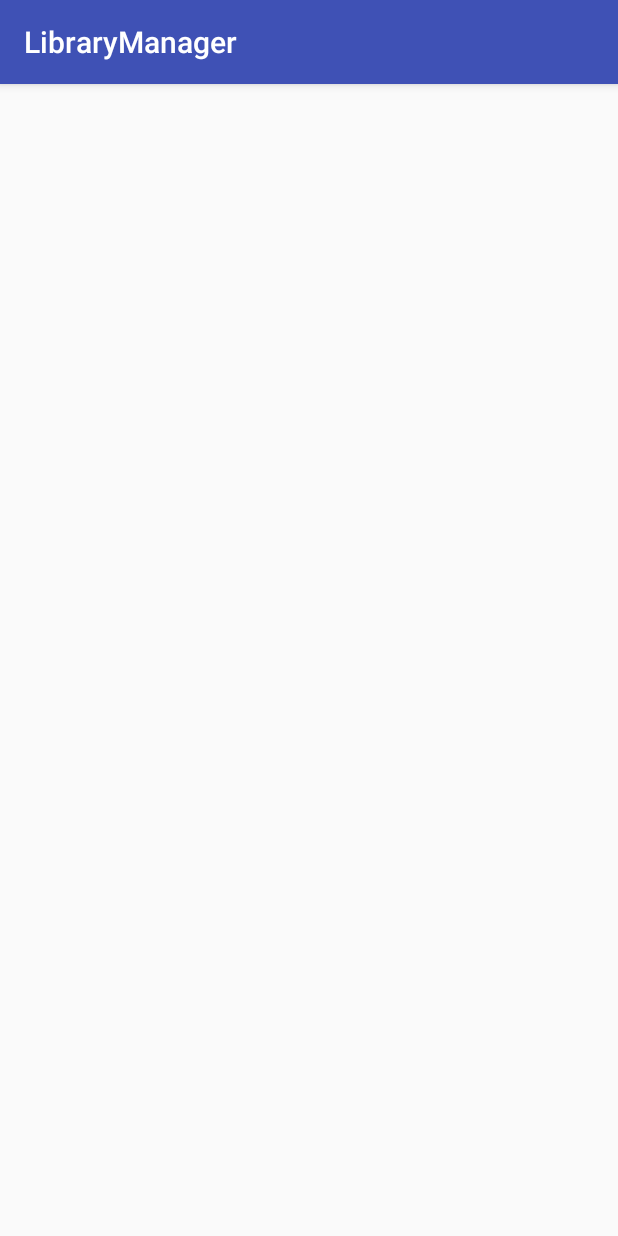
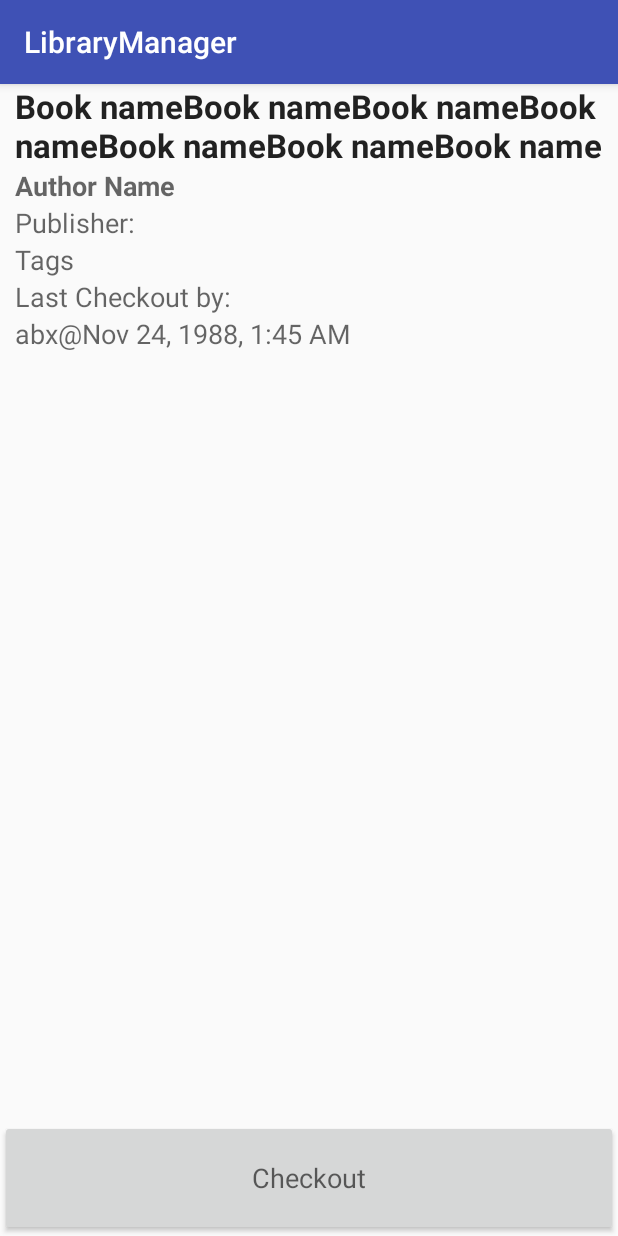
Before and after one commit to TriumphantAkash/LibraryAssistant, an Android app: the BookDetailsActivity screen opened directly, with no data from a screen before it, on a phone screen of 412 x 824 dp. Run offline under Robolectric (Android 15) with nearby library versions, the phone set to English and light mode, and no system bars; 2 statements that could not run were skipped.

Commit message:
Details Activity and layout for that

```diff
--- a/app/src/main/java/triumphantakash/github/io/librarymanager/Activities/BookDetailsActivity.java
+++ b/app/src/main/java/triumphantakash/github/io/librarymanager/Activities/BookDetailsActivity.java
@@ -2,14 +2,30 @@ package triumphantakash.github.io.librarymanager.Activities;
 
 import android.support.v7.app.AppCompatActivity;
 import android.os.Bundle;
+import android.widget.TextView;
 
 import triumphantakash.github.io.librarymanager.R;
+import triumphantakash.github.io.librarymanager.models.Book;
 
 public class BookDetailsActivity extends AppCompatActivity {
 
+    TextView authorName, publisher, title, tags, checkoutDetails;
     @Override
     protected void onCreate(Bundle savedInstanceState) {
         super.onCreate(savedInstanceState);
         setContentView(R.layout.activity_book_details);
+        Book book = (Book)getIntent().getSerializableExtra("bookObject");
+
+        authorName = (TextView)findViewById(R.id.authorName);
+        publisher = (TextView)findViewById(R.id.publisher);
+        title = (TextView)findViewById(R.id.bookName);
+        tags = (TextView)findViewById(R.id.tags);
+        checkoutDetails = (TextView)findViewById(R.id.checkoutDetails);
+
+
+        //feed data to text fields
+        authorName.setText(book.getBookAuthor());
+        title.setText(book.getBookTitle());
+
     }
 }
--- a/app/src/main/java/triumphantakash/github/io/librarymanager/Activities/BooksActivity.java
+++ b/app/src/main/java/triumphantakash/github/io/librarymanager/Activities/BooksActivity.java
@@ -1,7 +1,10 @@
 package triumphantakash.github.io.librarymanager.Activities;
 
+import android.content.Intent;
 import android.support.v7.app.AppCompatActivity;
 import android.os.Bundle;
+import android.view.View;
+import android.widget.AdapterView;
 import android.widget.ListView;
 
 import java.util.ArrayList;
@@ -18,6 +21,16 @@ public class BooksActivity extends AppCompatActivity {
         super.onCreate(savedInstanceState);
         setContentView(R.layout.activity_books);
         bookList = (ListView)findViewById(R.id.bookList);
+
+
+        bookList.setOnItemClickListener(new AdapterView.OnItemClickListener() {
+
+            @Override
+            public void onItemClick(AdapterView<?> parent, View view, int position, long id) {
+                Book temp = (Book) parent.getAdapter().getItem(position);
+                toBookDetailsActivity(temp);
+            }
+        });
     }
 
     @Override
@@ -34,4 +47,10 @@ public class BooksActivity extends AppCompatActivity {
         BookListAdapter bookListAdapter = new BookListAdapter(getApplicationContext(), bookListFromServer);
         bookList.setAdapter(bookListAdapter);
     }
+
+    public void toBookDetailsActivity(Book book){
+        Intent intent = new Intent(this, BookDetailsActivity.class);
+        intent.putExtra("bookObject", book);
+        startActivity(intent);
+    }
 }
--- a/app/src/main/java/triumphantakash/github/io/librarymanager/models/Book.java
+++ b/app/src/main/java/triumphantakash/github/io/librarymanager/models/Book.java
@@ -1,9 +1,11 @@
 package triumphantakash.github.io.librarymanager.models;
+
+import java.io.Serializable;
 
 /**
  * Created by Akash on 8/20/2016.
  */
-public class Book {
+public class Book implements Serializable{
     String bookTitle;
     String bookAuthor;
 
--- a/app/src/main/res/layout/activity_book_details.xml
+++ b/app/src/main/res/layout/activity_book_details.xml
@@ -1,10 +1,63 @@
 <?xml version="1.0" encoding="utf-8"?>
-<RelativeLayout xmlns:android="http://schemas.android.com/apk/res/android"
-    xmlns:tools="http://schemas.android.com/tools" android:layout_width="match_parent"
-    android:layout_height="match_parent" android:paddingLeft="@dimen/activity_horizontal_margin"
-    android:paddingRight="@dimen/activity_horizontal_margin"
-    android:paddingTop="@dimen/activity_vertical_margin"
-    android:paddingBottom="@dimen/activity_vertical_margin"
-    tools:context="triumphantakash.github.io.librarymanager.Activities.BookDetailsActivity">
+<LinearLayout xmlns:android="http://schemas.android.com/apk/res/android"
+    android:layout_width="match_parent"
+    android:layout_height="match_parent"
+    android:orientation="vertical"
+    android:weightSum="100">
+    <LinearLayout xmlns:android="http://schemas.android.com/apk/res/android"
+        android:layout_width="match_parent"
+        android:layout_height="0dp"
+        android:layout_weight="90"
+        android:orientation="vertical"
+        android:paddingLeft="10dp">
+        <TextView
+            android:layout_width="match_parent"
+            android:layout_height="wrap_content"
+            android:textStyle="bold"
+            android:textAppearance="?android:attr/textAppearanceLarge"
+            android:text="Book nameBook nameBook nameBook nameBook nameBook nameBook name"
+            android:id="@+id/bookName" />
 
-</RelativeLayout>
+        <TextView
+            android:layout_width="match_parent"
+            android:layout_height="wrap_content"
+            android:textStyle="bold"
+            android:textAppearance="?android:attr/textAppearanceMedium"
+            android:text="Author Name"
+            android:id="@+id/authorName" />
+
+        <TextView
+            android:layout_width="match_parent"
+            android:layout_height="wrap_content"
+            android:textAppearance="?android:attr/textAppearanceMedium"
+            android:text="Publisher: "
+            android:id="@+id/publisher" />
+        <TextView
+            android:layout_width="match_parent"
+            android:layout_height="wrap_content"
+            android:textAppearance="?android:attr/textAppearanceMedium"
+            android:text="Tags"
+            android:id="@+id/tags" />
+        <TextView
+            android:layout_width="match_parent"
+            android:layout_height="wrap_content"
+            android:textAppearance="?android:attr/textAppearanceMedium"
+            android:text="Last Checkout by:"
+            android:id="@+id/checkoutHeading" />
+        <TextView
+            android:layout_width="match_parent"
+            android:layout_height="wrap_content"
+            android:textAppearance="?android:attr/textAppearanceMedium"
+            android:text="abx@Nov 24, 1988, 1:45 AM"
+            android:id="@+id/checkoutDetails" />
+
+
+    </LinearLayout>
+    <Button
+        android:layout_width="match_parent"
+        android:layout_height="0dp"
+        android:layout_weight="10"
+        android:text="Checkout"
+        android:textAppearance="?android:attr/textAppearanceMedium"
+        android:id="@+id/checkoutButton" />
+</LinearLayout>
```
